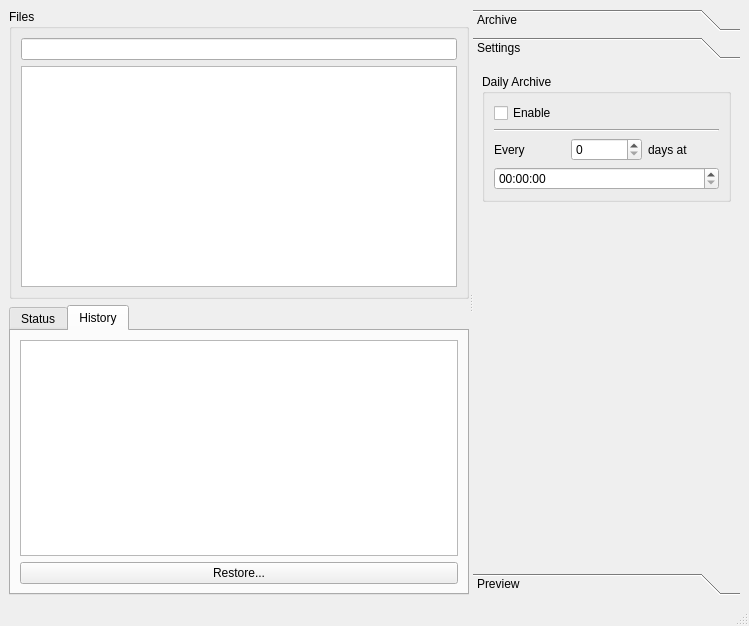
Qt form MainWindow.ui (tdfischer/homesync) before a commit.
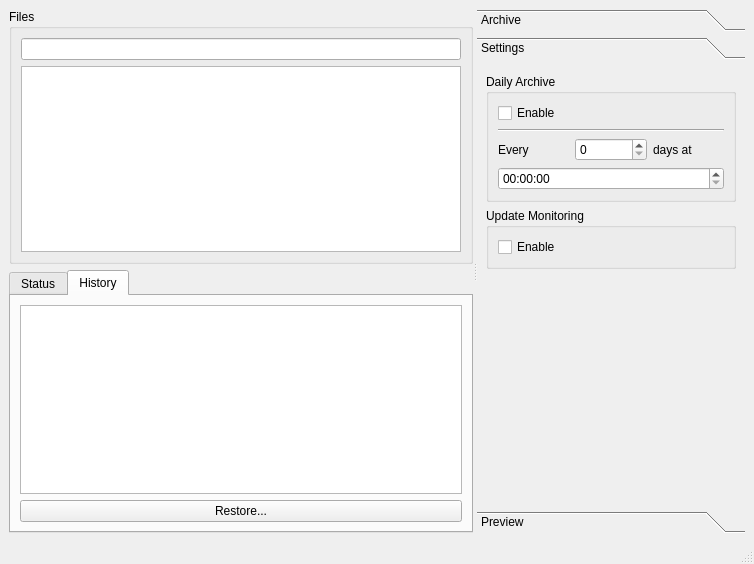
The same form after that commit. The open tabs and pages were chosen to show the change.

Commit message: Renamed some labels Changed the QColumnView to a QListView. No clue how I mucked that up to begin with. Re-ran pyuic

The edit to the form file:
```diff
--- a/MainWindow.ui
+++ b/MainWindow.ui
@@ -5,22 +5,14 @@
    <rect>
     <x>0</x>
     <y>0</y>
-    <width>749</width>
-    <height>626</height>
+    <width>754</width>
+    <height>564</height>
    </rect>
   </property>
   <property name="windowTitle" >
    <string>MainWindow</string>
   </property>
   <widget class="QWidget" name="centralwidget" >
-   <property name="geometry" >
-    <rect>
-     <x>0</x>
-     <y>27</y>
-     <width>749</width>
-     <height>575</height>
-    </rect>
-   </property>
    <layout class="QVBoxLayout" >
     <item>
      <widget class="QSplitter" name="splitter" >
@@ -39,7 +31,7 @@
             <widget class="QLineEdit" name="lineEdit" />
            </item>
            <item>
-            <widget class="QColumnView" name="fileView" />
+            <widget class="QListView" name="fileView" />
            </item>
           </layout>
          </widget>
@@ -180,20 +172,12 @@
            </layout>
           </widget>
           <widget class="QWidget" name="tab_2" >
-           <property name="geometry" >
-            <rect>
-             <x>0</x>
-             <y>0</y>
-             <width>493</width>
-             <height>240</height>
-            </rect>
-           </property>
            <attribute name="title" >
             <string>History</string>
            </attribute>
            <layout class="QVBoxLayout" >
             <item>
-             <widget class="QColumnView" name="revisionView" />
+             <widget class="QListView" name="revisionView" />
             </item>
             <item>
              <widget class="QPushButton" name="btnRestore" >
@@ -266,8 +250,8 @@
          <rect>
           <x>0</x>
           <y>0</y>
-          <width>175</width>
-          <height>156</height>
+          <width>187</width>
+          <height>383</height>
          </rect>
         </property>
         <attribute name="label" >
@@ -321,6 +305,28 @@
            </layout>
           </widget>
          </item>
+         <item>
+          <widget class="QGroupBox" name="groupBox_3" >
+           <property name="whatsThis" >
+            <string>If enabled, HomeSync will monitor your files for any changes and create revisions automatically.</string>
+           </property>
+           <property name="title" >
+            <string>Update Monitoring</string>
+           </property>
+           <layout class="QVBoxLayout" name="verticalLayout" >
+            <item>
+             <widget class="QCheckBox" name="checkBox_2" >
+              <property name="whatsThis" >
+               <string/>
+              </property>
+              <property name="text" >
+               <string>Enable</string>
+              </property>
+             </widget>
+            </item>
+           </layout>
+          </widget>
+         </item>
          <item>
           <spacer>
            <property name="orientation" >
@@ -364,16 +370,7 @@
     </rect>
    </property>
   </widget>
-  <widget class="QStatusBar" name="statusbar" >
-   <property name="geometry" >
-    <rect>
-     <x>0</x>
-     <y>602</y>
-     <width>749</width>
-     <height>24</height>
-    </rect>
-   </property>
-  </widget>
+  <widget class="QStatusBar" name="statusbar" />
   <action name="actionSettings" >
    <property name="text" >
     <string>Settings</string>
```
Left out of the diff: 34 changed lines with no effect on the pictures. The commit also changes 1 other file.
